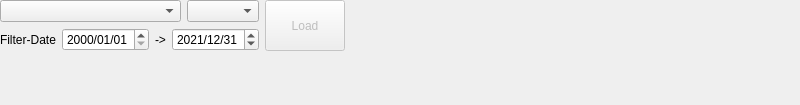
Old version of the form jaxaEarthApiDialog.ui in the repository MIERUNE/qgis-jaxa-earth-plugin.
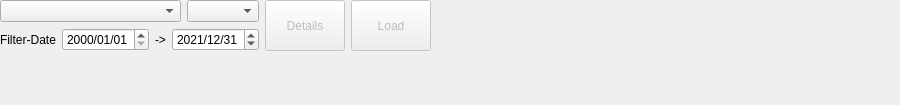
New version of the form.

Commit message: Add details button

```diff
--- a/jaxaEarthApiDialog.ui
+++ b/jaxaEarthApiDialog.ui
@@ -6,13 +6,13 @@
    <rect>
     <x>0</x>
     <y>0</y>
-    <width>800</width>
+    <width>900</width>
     <height>105</height>
    </rect>
   </property>
   <property name="minimumSize">
    <size>
-    <width>800</width>
+    <width>900</width>
     <height>105</height>
    </size>
   </property>
@@ -21,7 +21,7 @@
   </property>
   <widget class="QWidget" name="DialogContents">
    <layout class="QGridLayout" name="gridLayout">
-    <item row="1" column="3" rowspan="2">
+    <item row="1" column="4" rowspan="2">
      <widget class="QPushButton" name="loadButton">
       <property name="enabled">
        <bool>false</bool>
@@ -37,6 +37,22 @@
       </property>
      </widget>
     </item>
+    <item row="1" column="3" rowspan="2">
+     <widget class="QPushButton" name="detailsButton">
+      <property name="enabled">
+       <bool>false</bool>
+      </property>
+      <property name="sizePolicy">
+       <sizepolicy hsizetype="Minimum" vsizetype="Preferred">
+        <horstretch>0</horstretch>
+        <verstretch>0</verstretch>
+       </sizepolicy>
+      </property>
+      <property name="text">
+       <string>Details</string>
+      </property>
+     </widget>
+    </item>
     <item row="1" column="1">
      <widget class="QComboBox" name="datasetCombobox">
       <property name="sizePolicy">
```
The commit also changes 1 other file.
